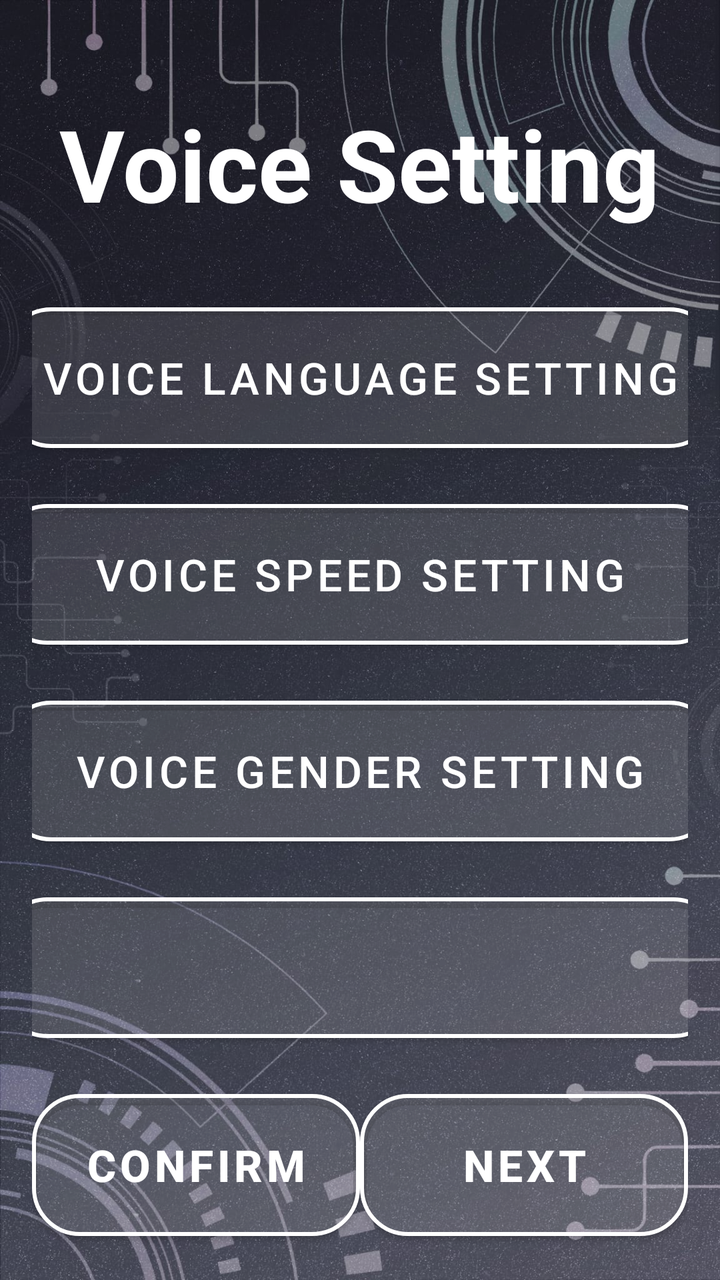
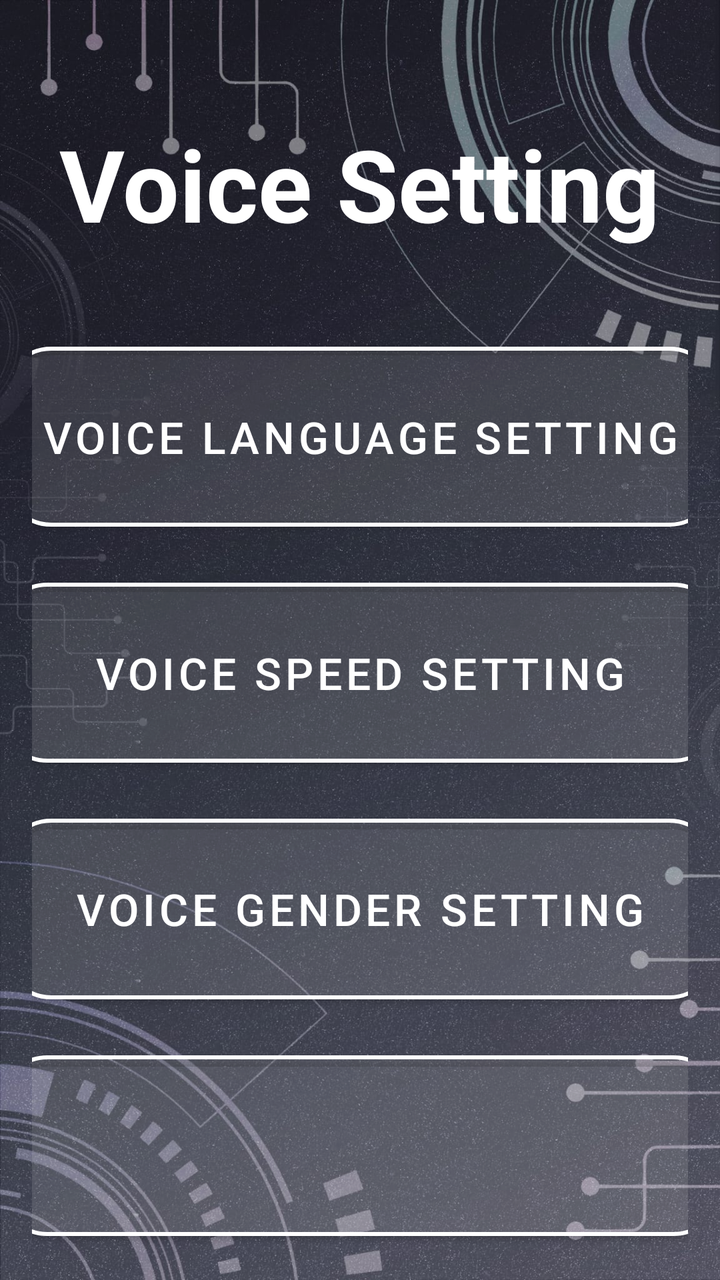

An Android layout rendered at two revisions. The XML below is the earlier revision; the diff shows what the commit changed to produce the second picture.
<!-- AndroidManifest.xml: application theme Theme.VISTA -->
<!-- res/layout/activity_voice_setting_page.xml -->
<?xml version="1.0" encoding="utf-8"?>
<LinearLayout xmlns:android="http://schemas.android.com/apk/res/android"
    xmlns:app="http://schemas.android.com/apk/res-auto"
    android:id="@+id/main"
    android:layout_width="match_parent"
    android:layout_height="match_parent"
    android:background="@drawable/background"
    android:orientation="vertical"
    android:gravity="center"
    android:padding="16dp"
    android:weightSum="5">

    <TextView
        android:id="@+id/textView2"
        android:layout_width="wrap_content"
        android:layout_height="wrap_content"
        android:layout_marginTop="16dp"
        android:layout_weight="1"
        android:gravity="center"
        android:text="@string/VoiceSettingPage_title"
        android:textColor="@color/white"
        android:textSize="50sp"
        android:textStyle="bold" />

    <com.google.android.material.button.MaterialButton
        android:id="@+id/btnLanSetting"
        style="@style/SemiTransparentRoundedButton"
        android:layout_width="357dp"
        android:layout_height="wrap_content"
        android:layout_marginTop="16dp"
        android:layout_weight="1"
        android:text="@string/VoiceSettingPage_VoiceLanguageSetting"
        android:textSize="22sp" />

    <com.google.android.material.button.MaterialButton
        android:id="@+id/btnVoiceSpeedSetting"
        style="@style/SemiTransparentRoundedButton"
        android:layout_width="361dp"
        android:layout_height="wrap_content"
        android:layout_marginTop="16dp"
        android:layout_weight="1"
        android:text="@string/VoiceSettingPage_VoiceSpeedSetting"
        android:textSize="22sp" />

    <com.google.android.material.button.MaterialButton
        android:id="@+id/btnGender"
        style="@style/SemiTransparentRoundedButton"
        android:layout_width="357dp"
        android:layout_height="wrap_content"
        android:layout_marginTop="16dp"
        android:layout_weight="1"
        android:text="@string/VoiceSettingPage_VoiceGenderSetting"
        android:textSize="22sp" />

    
    <com.google.android.material.button.MaterialButton
        android:id="@+id/button5"
        style="@style/SemiTransparentRoundedButton"
        android:layout_width="361dp"
        android:layout_height="wrap_content"
        android:layout_marginTop="16dp"
        android:layout_weight="1"
        android:text=""
        android:textSize="22sp" />

    <LinearLayout
        android:orientation="horizontal"
        android:layout_width="match_parent"
        android:layout_height="wrap_content"
        android:gravity="bottom"
        android:layout_marginTop="16dp"
        android:weightSum="2">

        <com.google.android.material.button.MaterialButton
            android:id="@+id/btnEditRouteActivityConfirm"
            style="@style/SemiTransparentRoundedButton"
            android:layout_width="0dp"
            android:layout_height="83dp"
            android:layout_weight="1"
            android:text="@string/btn_Confirm"
            android:textSize="22sp"
            android:textStyle="bold" />

        <com.google.android.material.button.MaterialButton
            android:id="@+id/btnEditRouteActivityNext"
            style="@style/SemiTransparentRoundedButton"
            android:layout_width="0dp"
            android:layout_height="83dp"
            android:layout_weight="1"
            android:text="@string/btn_next"
            android:textSize="22sp"
            android:textStyle="bold" />
    </LinearLayout>
</LinearLayout>
<!-- resources referenced by this layout -->
<resources>
  <color name="white">#FFFFFF</color>
  <!-- drawable background: jpeg bitmap (drawable, 288114 bytes) -->
  <string name="VoiceSettingPage_VoiceGenderSetting">Voice Gender Setting</string>
  <string name="VoiceSettingPage_VoiceLanguageSetting">Voice Language Setting</string>
  <string name="VoiceSettingPage_VoiceSpeedSetting">Voice Speed Setting</string>
  <string name="VoiceSettingPage_title">Voice Setting</string>
  <string name="btn_Confirm">Confirm</string>
  <string name="btn_next">Next</string>
  <style name="SemiTransparentRoundedButton" parent="Widget.MaterialComponents.Button">
          <item name="android:textColor">#FFFFFF</item>
          <item name="background">@drawable/button_selector</item> 
          <item name="cornerRadius">24dp</item>
          <item name="strokeColor">#FFFFFF</item>
          <item name="strokeWidth">2dp</item>
          <item name="backgroundTint">#20FFFFFF</item> 
      </style>
  <style name="Theme.VISTA" parent="Theme.MaterialComponents.Light.NoActionBar">
          
          <item name="colorPrimary">@color/semi_transparent_white</item>
          <item name="colorPrimaryVariant">@color/semi_transparent_white</item>
          <item name="colorOnPrimary">@color/white</item>
          
      </style>
  <!-- drawable button_selector (drawable) -->
  <?xml version="1.0" encoding="utf-8"?>
  <selector xmlns:android="http://schemas.android.com/apk/res/android">
      
      <item android:state_pressed="true">
          <shape android:shape="rectangle">
              <solid android:color="#20FFFFFF" /> 
              <stroke android:width="2dp" android:color="#FFFFFF" />
              <corners android:radius="24dp" />
          </shape>
      </item>
  
      
      <item android:state_selected="true">
          <shape android:shape="rectangle">
              <solid android:color="#FFFF00" /> 
              <stroke android:width="2dp" android:color="#FFFFFF" />
              <corners android:radius="24dp" />
          </shape>
      </item>
  
      
      <item>
          <shape android:shape="rectangle">
              <solid android:color="#20FFFFFF" /> 
              <stroke android:width="2dp" android:color="#FFFFFF" />
              <corners android:radius="24dp" />
          </shape>
      </item>
  </selector>
  <color name="semi_transparent_white">#80FFFFFF</color>
</resources>

<!-- the commit's change to res/layout/activity_voice_setting_page.xml (unified diff, before → after) -->
@@ -63,32 +63,4 @@
         android:text=""
         android:textSize="22sp" />
 
-    <LinearLayout
-        android:orientation="horizontal"
-        android:layout_width="match_parent"
-        android:layout_height="wrap_content"
-        android:gravity="bottom"
-        android:layout_marginTop="16dp"
-        android:weightSum="2">
-
-        <com.google.android.material.button.MaterialButton
-            android:id="@+id/btnEditRouteActivityConfirm"
-            style="@style/SemiTransparentRoundedButton"
-            android:layout_width="0dp"
-            android:layout_height="83dp"
-            android:layout_weight="1"
-            android:text="@string/btn_Confirm"
-            android:textSize="22sp"
-            android:textStyle="bold" />
-
-        <com.google.android.material.button.MaterialButton
-            android:id="@+id/btnEditRouteActivityNext"
-            style="@style/SemiTransparentRoundedButton"
-            android:layout_width="0dp"
-            android:layout_height="83dp"
-            android:layout_weight="1"
-            android:text="@string/btn_next"
-            android:textSize="22sp"
-            android:textStyle="bold" />
-    </LinearLayout>
 </LinearLayout>
<!-- resource entries referenced after the edit -->
@@ -6,8 +6,6 @@
   <string name="VoiceSettingPage_VoiceLanguageSetting">Voice Language Setting</string>
   <string name="VoiceSettingPage_VoiceSpeedSetting">Voice Speed Setting</string>
   <string name="VoiceSettingPage_title">Voice Setting</string>
-  <string name="btn_Confirm">Confirm</string>
-  <string name="btn_next">Next</string>
   <style name="SemiTransparentRoundedButton" parent="Widget.MaterialComponents.Button">
           <item name="android:textColor">#FFFFFF</item>
           <item name="background">@drawable/button_selector</item> 
